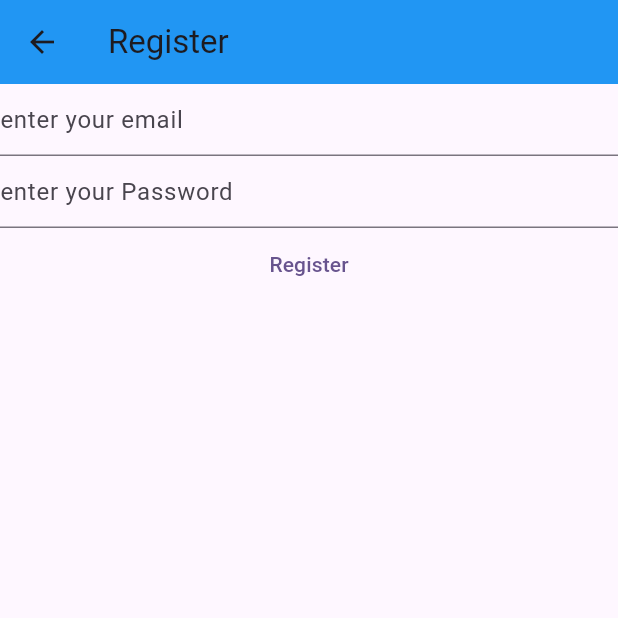
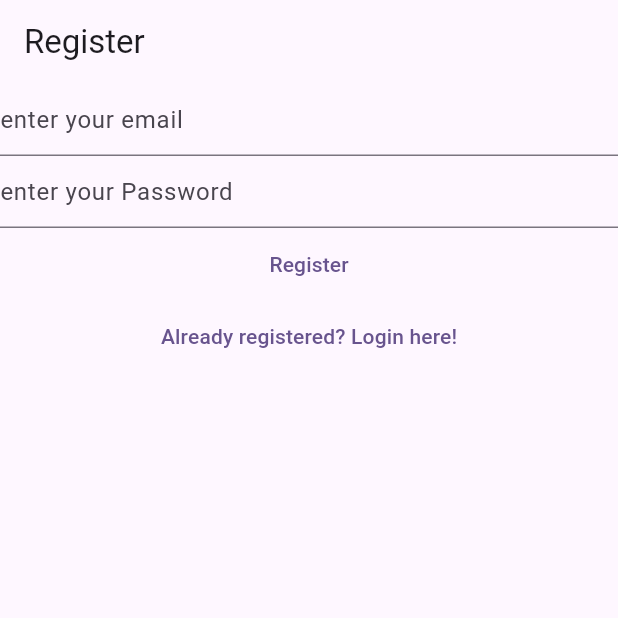
Before and after one commit to sukhsmeet/my-notes, a Flutter app: the RegisterView screen opened directly, on a phone screen of 412 x 824 dp, the top half of it. Run offline on Flutter 3.47's test engine with Material 3 defaults, Android fonts, the phone set to English and light mode, and no system bars; our stand-ins replace firebase_auth, firebase_core; accounts and stored records are empty.

Commit message:
linked login and register view

```diff
--- a/lib/views/login_view.dart
+++ b/lib/views/login_view.dart
@@ -32,7 +32,11 @@ class _LoginViewState extends State<LoginView> {
 
   @override
   Widget build(BuildContext context) {
-    return Column(
+    return Scaffold(
+      appBar: AppBar(
+        title: const Text('Login'),
+        ),
+      body: Column(
         children: [
           TextField(
             controller: _email,
@@ -63,7 +67,12 @@ class _LoginViewState extends State<LoginView> {
             },
             child: const Text('Login'),
           ),
+          TextButton(onPressed: () {
+            Navigator.of(context).pushNamedAndRemoveUntil('/register/',(route) => false);
+          },
+          child:Text ('Not registered yet? Register here!'),)
         ],
+      ),
     );
   }
 }
--- a/lib/views/register_view.dart
+++ b/lib/views/register_view.dart
@@ -33,16 +33,9 @@ class _RegisterViewState extends State<RegisterView> {
     return Scaffold(
       appBar: AppBar(
         title: const Text('Register'),
-        backgroundColor: Colors.blue,
+
       ),
-      body: FutureBuilder(
-        future: Firebase.initializeApp(
-          options: DefaultFirebaseOptions.currentPlatform,
-        ),
-        builder: (context, snapshot) {
-          switch (snapshot.connectionState) {
-            case ConnectionState.done:
-              return Column(
+      body:Column(
                 children: [
                   TextField(
                     controller: _email,
@@ -77,14 +70,13 @@ class _RegisterViewState extends State<RegisterView> {
                       }
                     },
                     child: const Text('Register'),
+
                   ),
+                  TextButton(onPressed: (){
+                    Navigator.of(context).pushNamedAndRemoveUntil('/login/',(route) => false);
+                  }, child: const Text('Already registered? Login here!'),)
                 ],
-              );
-            default:
-              return const Text('Loading...');
-          }
-        },
-      ),
+              ),
     );
   }
 }
```
Also changed, not shown: lib/main.dart (+18 -28 lines), lib/views/verfy_email_view.dart (added, +29 -0 lines). Lines whose indentation alone changed are shown as unchanged.
